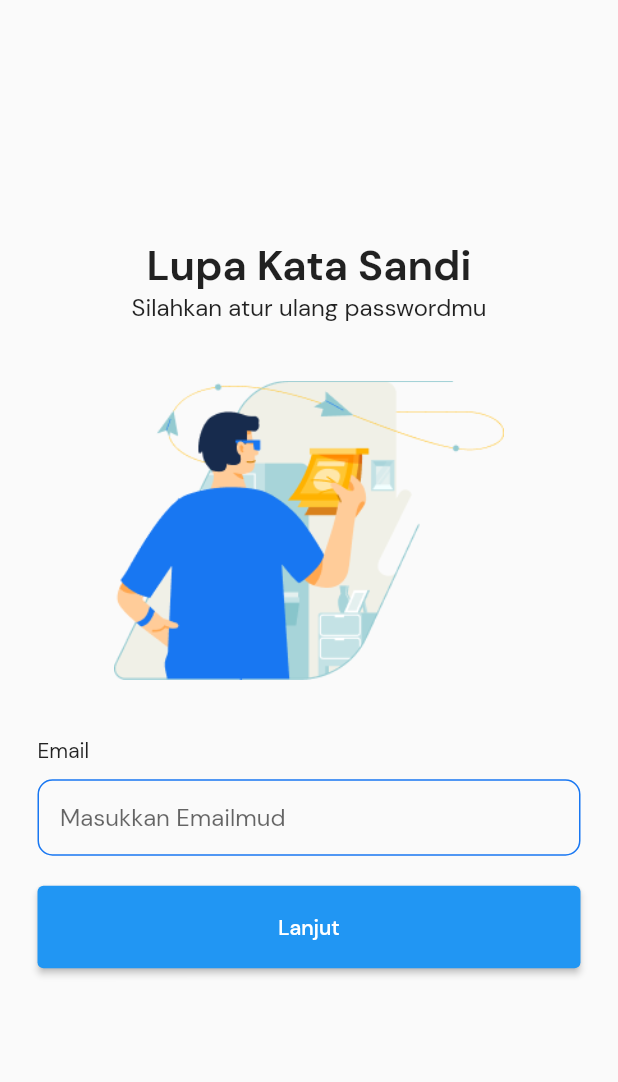
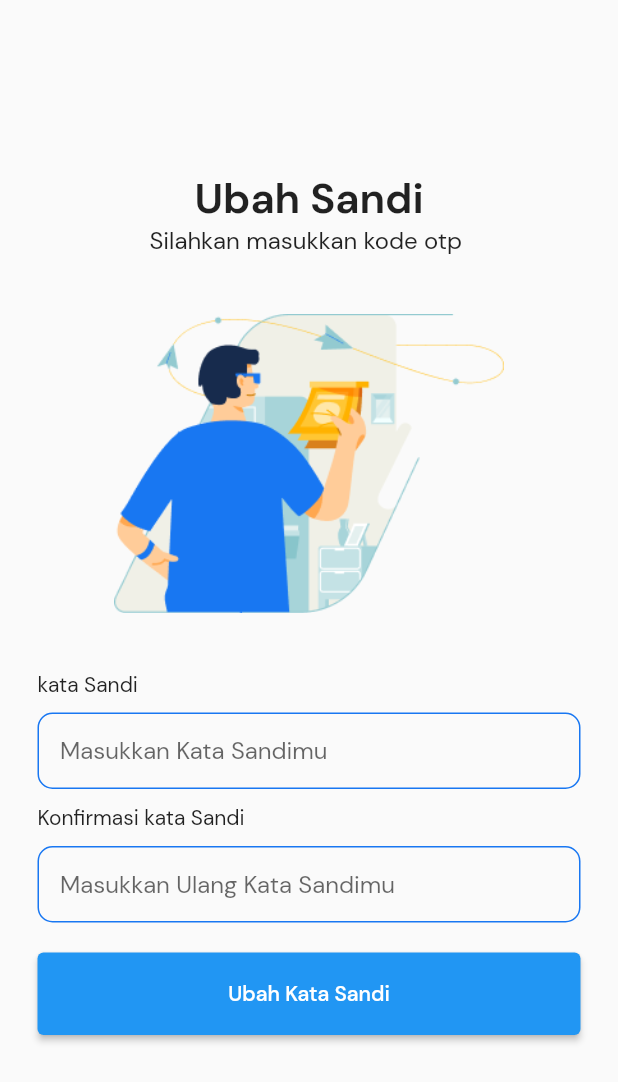
Before and after one commit to Greek-Cp/sidokare_mobile_app, a Flutter app: the screen it shows after launch, on a phone screen of 412 x 824 dp. Shown: the top 1082 px of the screen. Run offline on Flutter 3.47's test engine with Material 2 defaults, Android fonts, the phone set to English and light mode, and no system bars; our stand-ins replace flutter_otp_text_field, flutter_screenutil, google_fonts, motion_toast, otp_text_field.

Commit message:
Done all layout diluar home

```diff
--- a/lib/main.dart
+++ b/lib/main.dart
@@ -1,10 +1,13 @@
 import 'package:flutter/material.dart';
 import 'package:provider/provider.dart';
 import 'package:sidokare_mobile_app/pages/page_berhasildaftar.dart';
+import 'package:sidokare_mobile_app/pages/page_berhasilotp.dart';
+import 'package:sidokare_mobile_app/pages/page_inputotp.dart';
 import 'package:sidokare_mobile_app/pages/page_introawal.dart';
 import 'package:sidokare_mobile_app/pages/page_login.dart';
 import 'package:sidokare_mobile_app/pages/page_lupasandi.dart';
 import 'package:sidokare_mobile_app/pages/page_register.dart';
+import 'package:sidokare_mobile_app/pages/page_ubahsandi.dart';
 import 'package:sidokare_mobile_app/provider/provider_account.dart';
 import './pages/page_splashscreen.dart';
 
@@ -22,8 +25,11 @@ class MainApp extends StatelessWidget {
       child: MaterialApp(
         debugShowCheckedModeBanner: false,
         theme: ThemeData(),
-        initialRoute: LupaSandi.routeName.toString(),
+        initialRoute: UbahSandi.routeName.toString(),
         routes: {
+          UbahSandi.routeName.toString(): (context) => UbahSandi(),
+          berhasilOtp.routeName.toString(): (context) => berhasilOtp(),
+          InputOtp.routeName.toString(): (context) => InputOtp(),
           LupaSandi.routeName.toString(): (context) => LupaSandi(),
           berhasildaftar.routeName.toString(): (context) => berhasildaftar(),
           SplashScreen.routeName.toString(): (context) => SplashScreen(),
--- /dev/null
+++ b/lib/pages/page_ubahsandi.dart
@@ -0,0 +1,124 @@
+import 'package:flutter/material.dart';
+import 'package:sidokare_mobile_app/const/fontfix.dart';
+import 'package:sidokare_mobile_app/const/size.dart';
+
+import '../const/list_color.dart';
+
+class UbahSandi extends StatefulWidget {
+  static String? routeName = "/UbahSandi";
+  @override
+  State<UbahSandi> createState() => _UbahSandiState();
+}
+
+class _UbahSandiState extends State<UbahSandi> {
+  @override
+  Widget build(BuildContext context) {
+    // TODO: implement build
+    return Scaffold(
+      body: Container(
+          child: Center(
+        child: Padding(
+          padding: size.paddingHorizontalAwalFrame,
+          child: Column(
+            mainAxisAlignment: MainAxisAlignment.center,
+            children: <Widget>[
+              _HeaderText(),
+              _DescHeaderText(),
+              _ImageLupaKataSandi(),
+              _inputEmailuser("Masukkan Kata Sandimu", "kata Sandi"),
+              SizedBox(
+                height: 10,
+              ),
+              _inputEmailuser(
+                  "Masukkan Ulang Kata Sandimu", "Konfirmasi kata Sandi"),
+              _ButtonUbah()
+            ],
+          ),
+        ),
+      )),
+    );
+  }
+
+  Widget _HeaderText() {
+    return const Text(
+      "Ubah Sandi",
+      style: TextStyle(
+          fontFamily: fontfix.DmSansBruh,
+          fontWeight: FontWeight.bold,
+          fontSize: 28),
+    );
+  }
+
+  Widget _DescHeaderText() {
+    return const Text(
+      "Silahkan masukkan kode otp ",
+      style: TextStyle(fontFamily: fontfix.DmSansBruh, fontSize: 16),
+    );
+  }
+
+  Widget _ImageLupaKataSandi() {
+    return Padding(
+      padding: const EdgeInsets.symmetric(vertical: 10),
+      child: Image.asset(
+        "assets/imageubahsandi.png",
+        width: 260,
+        height: 256,
+      ),
+    );
+  }
+
+  Widget _inputEmailuser(
+    String hint,
+    String labelAtas,
+  ) {
+    return Column(
+      children: <Widget>[
+        Align(
+          alignment: Alignment.topLeft,
+          child: Text(
+            labelAtas,
+            style: TextStyle(fontFamily: fontfix.DmSansBruh),
+          ),
+        ),
+        SizedBox(
+          height: 10,
+        ),
+        TextFormField(
+          decoration: InputDecoration(
+              hintText: hint,
+              hintStyle: TextStyle(fontFamily: fontfix.DmSansBruh),
+              contentPadding: EdgeInsets.all(15),
+              enabledBorder: OutlineInputBorder(
+                  borderSide:
+                      BorderSide(width: 1, color: ListColor.warnaBiruSidoKare),
+                  borderRadius: BorderRadius.all(Radius.circular(10))),
+              focusedBorder: OutlineInputBorder(
+                  borderSide: BorderSide(
+                      width: 1,
+                      color: ListColor.warnaBiruSidoKare,
+                      strokeAlign: BorderSide.strokeAlignOutside,
+                      style: BorderStyle.solid),
+                  borderRadius: BorderRadius.all(Radius.circular(10))),
+              border: OutlineInputBorder(
+                  borderSide:
+                      BorderSide(width: 1, color: ListColor.warnaBiruSidoKare),
+                  borderRadius: BorderRadius.all(Radius.circular(10)))),
+        )
+      ],
+    );
+  }
+
+  Widget _ButtonUbah() {
+    return Padding(
+      padding: EdgeInsets.symmetric(vertical: 20),
+      child: ElevatedButton(
+        onPressed: () {},
+        child: Text(
+          "Ubah Kata Sandi",
+          style: TextStyle(fontFamily: fontfix.DmSansBruh),
+        ),
+        style: ElevatedButton.styleFrom(minimumSize: Size.fromHeight(55)),
+      ),
+    );
+  }
+}
--- a/pubspec.yaml
+++ b/pubspec.yaml
@@ -13,6 +13,8 @@ dependencies:
   provider: ^6.0.5
   google_fonts: ^4.0.3
   motion_toast: ^2.6.5
+  otp_text_field: ^1.1.3
+  flutter_otp_text_field: ^1.1.1
 
 dev_dependencies:
   flutter_lints: ^2.0.0
```
Also changed, not shown: lib/pages/page_berhasilotp.dart (added, +67 -0 lines), lib/pages/page_inputotp.dart (added, +125 -0 lines), pubspec.lock.
